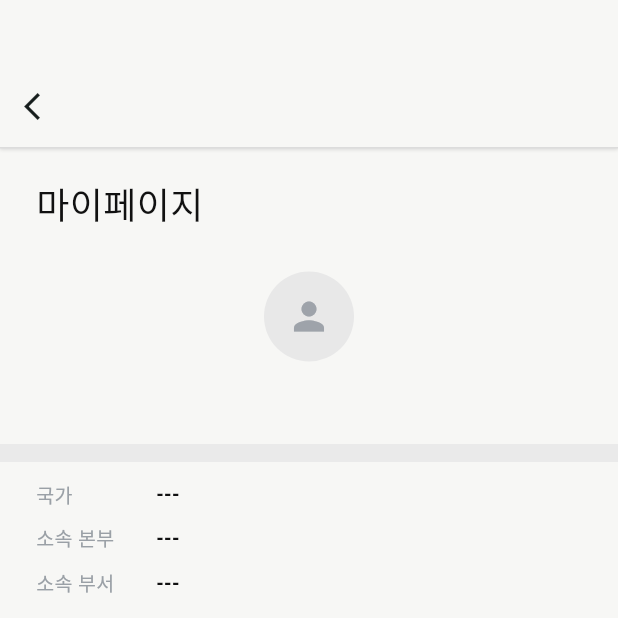
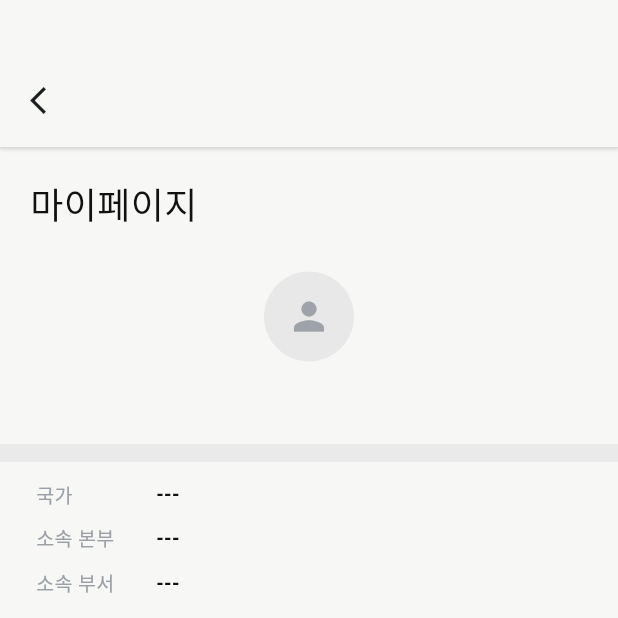
Before and after one commit to otgonjargal2019/jic_mobile, a Flutter app: the ProfilePage screen opened by its route, on a phone screen of 412 x 824 dp, the top half of it. Run offline on Flutter 3.47's test engine with Material 3 defaults, Android fonts, the phone set to English and light mode, and no system bars; our stand-ins replace cookie_jar, dio, dio_cookie_manager, flutter_html, flutter_svg, shared_preferences and 1 more; accounts and stored records are empty.

Commit message:
profile page modified

```diff
--- a/lib/features/profile/presentation/pages/profile_page.dart
+++ b/lib/features/profile/presentation/pages/profile_page.dart
@@ -80,7 +80,7 @@ class ProfilePage extends StatelessWidget {
               child: Align(
                 alignment: Alignment.bottomLeft,
                 child: Padding(
-                  padding: const EdgeInsets.all(16),
+                  padding: const EdgeInsets.all(20),
                   child: Icon(Icons.arrow_back_ios, size: 22),
                 ),
               ),
@@ -97,7 +97,7 @@ class ProfilePage extends StatelessWidget {
         children: [
           const SizedBox(height: 8),
           Padding(
-            padding: EdgeInsets.only(left: 24),
+            padding: EdgeInsets.only(left: 20),
             child: const Text(
               '마이페이지',
               style: TextStyle(
```
